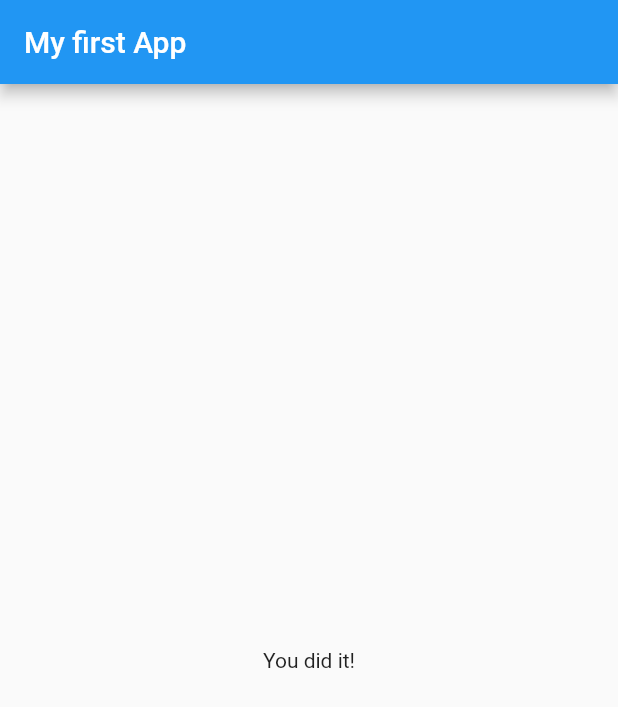
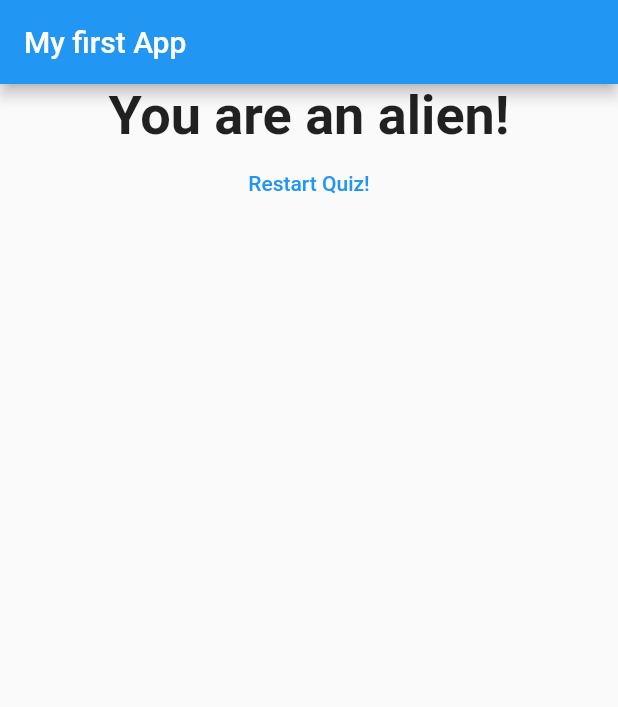
Before and after one commit to Alicja-T/quiz-app, a Flutter app: the screen it shows after launch, after a tap on "Black", after a tap on "Dog", after a tap on "Winter", on a phone screen of 412 x 824 dp. Shown: the top 707 px of the screen. Run offline on Flutter 3.47's test engine with Material 2 defaults, Android fonts, the phone set to English and light mode, and no system bars.

Commit message:
finishing up

```diff
--- a/lib/main.dart
+++ b/lib/main.dart
@@ -1,4 +1,5 @@
 import 'package:flutter/material.dart';
+import 'package:quiz_app/result.dart';
 import './quiz.dart';
 
 void main() {
@@ -16,23 +17,46 @@ class MyApp extends StatefulWidget {
 
 class _MyAppState extends State<MyApp> {
   var _questionIndex = 0;
+  var _totalScore = 0;
   final _questions = const [
       { 'questionText' : 'what\'s your favorite color?',
-        'answers' : ['Black', 'Red', 'Greem', 'Blue'],
+        'answers' : [
+          {'text' : 'Black', 'score' : 10},
+          {'text' : 'Red', 'score' : 8},
+          {'text' : 'Greem', 'score' : 3},
+          {'text' : 'Blue', 'score' : 1},
+         ],
       },
       { 'questionText' : 'What\'s your favorite animal?',
-        'answers' : ['Cat', 'Dog', 'Lion', 'Rabbit'],
+        'answers' : [
+          {'text' : 'Cat', 'score' : 1},
+          {'text' : 'Dog', 'score' : 10},
+          {'text' : 'Lion', 'score' : 3},
+          {'text' : 'Rabbit', 'score' : 5}
+        ],
       },
       { 'questionText' : 'what\'s your favorite season?',
-        'answers' : ['Spring', 'Fall', 'Winter', 'Summer'],
+        'answers' : [
+          {'text' : 'Spring', 'score' : 1},
+          {'text' : 'Fall', 'score' : 2},
+          {'text' : 'Winter', 'score' : 3},
+          {'text' : 'Summer', 'score' : 10},
+        ],
       },
     ];
 
-  void _answerQuestion() {
+  void _restartQuiz() {
+    setState( () {
+      _questionIndex = 0;
+      _totalScore = 0;
+    });
+  }
+
+  void _answerQuestion(int score) {
     if (_questionIndex < _questions.length) {
 
     }
-
+    _totalScore += score;
     setState(() {
       _questionIndex = _questionIndex + 1;
     });
@@ -51,7 +75,8 @@ class _MyAppState extends State<MyApp> {
       Quiz(
         answerQuestion: _answerQuestion,
         questionIndex: _questionIndex,
-        questions: _questions): Center(child: Text('You did it!')),
+        questions: _questions)
+        : Result(_totalScore, _restartQuiz),
     ), );
   }
 }
--- a/lib/quiz.dart
+++ b/lib/quiz.dart
@@ -20,8 +20,8 @@ class Quiz extends StatelessWidget {
     return Column(
       children: [
         Question(questions[questionIndex]['questionText']),
-        ...(questions[questionIndex]['answers'] as List<String>).map( (answer) {
-          return Answer(answerQuestion, answer);
+        ...(questions[questionIndex]['answers'] as List<Map<String, Object>>).map( (answer) {
+          return Answer(() => answerQuestion(answer['score']), answer['text']);
         }).toList()
       ],
     );
--- a/lib/result.dart
+++ b/lib/result.dart
@@ -0,0 +1,44 @@
+import 'package:flutter/material.dart';
+class Result extends StatelessWidget {
+  final int finalScore;
+  final Function resetHandler;
+  Result(this.finalScore, this.resetHandler);
+
+  String get resultPhrase {
+    var resultText = 'You did it!';
+    if (finalScore <= 8) {
+      resultText = 'You are awesome and very likeable';
+    } else if (finalScore <= 12) {
+      resultText = 'You are OK!';
+    } else if (finalScore <= 16) {
+      resultText = 'You are kinda weird!';
+    } else {
+      resultText = 'You are an alien!';
+    }
+
+    return resultText;
+  }
+
+  @override
+  Widget build(BuildContext context) {
+    return Center(
+      child: Column(
+        children: [
+          Text(
+            resultPhrase,
+            style: TextStyle(
+              fontSize: 36,
+              fontWeight: FontWeight.bold
+              ),
+            textAlign: TextAlign.center,
+            ),
+          FlatButton(
+            child: Text('Restart Quiz!'),
+            textColor: Colors.blue,
+            onPressed: resetHandler
+          ),
+        ],
+      )
+    );
+  }
+}
```
